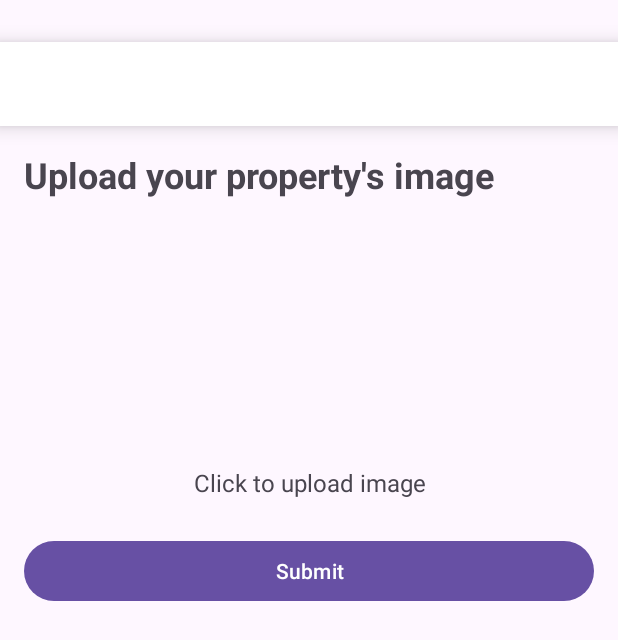
After one commit to MrNathanDrake/Hexon_Project, an Android app: the layout add_property_image.xml on its own in the app's theme, with its tools: preview values and no code run, on a phone screen of 412 x 824 dp. The commit adds this screen. Shown: the top 640 px of the screen. Run offline under Robolectric (Android 15) with nearby library versions, the phone set to English and light mode, and no system bars.

Commit message:
added step 3 for addProperty

```diff
--- a/app/src/main/AndroidManifest.xml
+++ b/app/src/main/AndroidManifest.xml
@@ -44,6 +44,7 @@
             android:name=".inbox.ChatActivity"
             android:exported="false" />
         <activity android:name=".addproperty.AddPropertyDescription" />
+        <activity android:name=".addproperty.AddPropertyImage" />
     </application>
 
 </manifest>
--- a/app/src/main/java/com/example/cmpt362_project/addproperty/AddPropertyDescription.kt
+++ b/app/src/main/java/com/example/cmpt362_project/addproperty/AddPropertyDescription.kt
@@ -55,8 +55,8 @@ class AddPropertyDescription : AppCompatActivity() {
 
                 mDbRef.child("houses").child(houseId).child("description").setValue(description)
                     .addOnSuccessListener {
-                        // 返回Dashboard页面
-                        val intent = Intent(this, MainActivity::class.java)
+                        // go to step 3 to upload image
+                        val intent = Intent(this, AddPropertyImage::class.java)
                         startActivity(intent)
                         finish()
                     }.addOnFailureListener {
--- a/app/src/main/java/com/example/cmpt362_project/addproperty/AddPropertyImage.kt
+++ b/app/src/main/java/com/example/cmpt362_project/addproperty/AddPropertyImage.kt
@@ -1,4 +1,66 @@
 package com.example.cmpt362_project.addproperty
 
-class AddPropertyImage {
+import android.app.Activity
+import android.content.Intent
+import android.net.Uri
+import android.os.Bundle
+import android.widget.Button
+import android.widget.ImageView
+import android.widget.Toast
+import androidx.appcompat.app.AppCompatActivity
+import com.example.cmpt362_project.R
+import com.example.cmpt362_project.databinding.AddPropertyImageBinding
+
+class AddPropertyImage : AppCompatActivity() {
+    private lateinit var binding: AddPropertyImageBinding
+    private lateinit var uploadImage: ImageView
+    private val REQUEST_CODE = 1001
+
+    override fun onCreate(savedInstanceState: Bundle?) {
+        super.onCreate(savedInstanceState)
+
+        binding = AddPropertyImageBinding.inflate(layoutInflater)
+        setContentView(binding.root)
+
+        setSupportActionBar(binding.propertyImagetoolbar)
+        supportActionBar?.apply {
+            title = ""
+            setDisplayHomeAsUpEnabled(true)
+        }
+        binding.propertyImagetoolbar.setNavigationOnClickListener {
+            onBackPressedDispatcher.onBackPressed()
+        }
+
+        binding.propertyImage1.setOnClickListener {
+            openGallery()
+        }
+
+        binding.propertyImage2.setOnClickListener {
+            openGallery()
+        }
+
+
+    }
+
+    private fun openGallery() {
+        val intent = Intent(Intent.ACTION_PICK)
+        intent.type = "image/*"
+        startActivityForResult(intent, REQUEST_CODE)
+    }
+
+    override fun onActivityResult(requestCode: Int, resultCode: Int, data: Intent?) {
+        super.onActivityResult(requestCode, resultCode, data)
+
+        if (requestCode == REQUEST_CODE && resultCode == Activity.RESULT_OK) {
+            val imageUri : Uri? = data?.data
+
+            if (imageUri != null) {
+                uploadImage.setImageURI(imageUri)
+            } else {
+                Toast.makeText(this, "Failed to select image", Toast.LENGTH_SHORT).show()
+            }
+        }
+    }
+
+
 }
--- /dev/null
+++ b/app/src/main/res/layout/add_property_image.xml
@@ -0,0 +1,94 @@
+<?xml version="1.0" encoding="utf-8"?>
+<androidx.constraintlayout.widget.ConstraintLayout xmlns:android="http://schemas.android.com/apk/res/android"
+    xmlns:tools="http://schemas.android.com/tools"
+    android:layout_width="match_parent"
+    android:layout_height="match_parent"
+    xmlns:app="http://schemas.android.com/apk/res-auto">
+
+    <androidx.appcompat.widget.Toolbar
+        android:id="@+id/propertyImagetoolbar"
+        android:layout_width="match_parent"
+        android:layout_height="wrap_content"
+        android:background="?attr/colorSurface"
+        android:theme="@style/AppTheme"
+        android:layout_marginTop="28dp"
+        app:layout_constraintTop_toTopOf="parent"
+        app:layout_constraintStart_toStartOf="parent"
+        app:layout_constraintEnd_toEndOf="parent"
+        android:elevation="8dp">
+    </androidx.appcompat.widget.Toolbar>
+
+    <ScrollView
+        android:id="@+id/property_image_edit"
+        android:layout_width="0dp"
+        android:layout_height="0dp"
+        android:padding="8dp"
+        app:layout_constraintTop_toBottomOf="@id/propertyImagetoolbar"
+        app:layout_constraintBottom_toBottomOf="parent"
+        app:layout_constraintStart_toStartOf="parent"
+        app:layout_constraintEnd_toEndOf="parent">
+
+        <LinearLayout
+            android:layout_width="match_parent"
+            android:layout_height="wrap_content"
+            android:orientation="vertical"
+            android:padding="8dp">
+
+            <TextView
+                android:layout_width="match_parent"
+                android:layout_height="wrap_content"
+                android:text="Upload your property's image"
+                android:textSize="24sp"
+                android:textStyle="bold"
+                android:paddingBottom="4dp"/>
+
+            <LinearLayout
+                android:layout_width="match_parent"
+                android:layout_height="wrap_content"
+                android:orientation="horizontal">
+
+                <ImageView
+                    android:layout_width="0dp"
+                    android:layout_height="150dp"
+                    android:layout_weight="1"
+                    android:layout_margin="8dp"
+                    android:id="@+id/property_image1"
+                    android:scaleType="centerCrop"
+                    android:contentDescription="@string/property_description"
+                    android:clickable="true"
+                    android:focusable="true" />
+
+                <ImageView
+                    android:layout_width="0dp"
+                    android:layout_height="150dp"
+                    android:layout_weight="1"
+                    android:layout_margin="8dp"
+                    android:id="@+id/property_image2"
+                    android:scaleType="centerCrop"
+                    android:contentDescription="@string/property_description"
+                    android:clickable="true"
+                    android:focusable="true" />
+
+            </LinearLayout>
+
+            <TextView
+                android:layout_width="match_parent"
+                android:layout_height="wrap_content"
+                android:text="Click to upload image"
+                android:textSize="16dp"
+                android:gravity="center"
+                android:paddingTop="8dp" />
+
+            <Button
+                android:id="@+id/submit_button"
+                android:layout_width="match_parent"
+                android:layout_height="wrap_content"
+                android:layout_marginTop="24dp"
+                android:text="Submit" />
+
+
+        </LinearLayout>
+
+    </ScrollView>
+
+</androidx.constraintlayout.widget.ConstraintLayout>
--- a/app/src/main/res/values/strings.xml
+++ b/app/src/main/res/values/strings.xml
@@ -42,5 +42,6 @@
     <string name="description_text">Welcome to your new home at 422 Deer View Avenue!
 This spacious 4 bedroom, 3.5 bathroom house offers 4200 sq ft of living space, perfect for a family or group of friends. Schedule a viewing today!</string>
 
+    <string name="property_description">Upload Image here</string>
 
 </resources>
```
